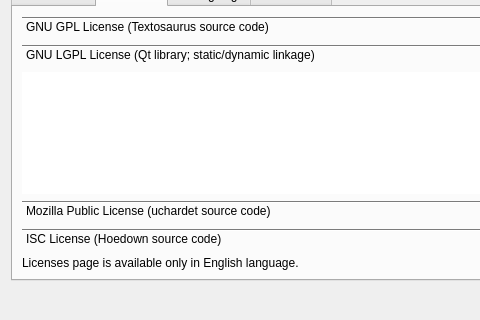
Qt form src/saurus/gui/dialogs/formabout.ui (martinrotter/textosaurus) before a commit; both pictures show x 0 to 480 and y 126 to 446 of the 727 by 446 pixel window.
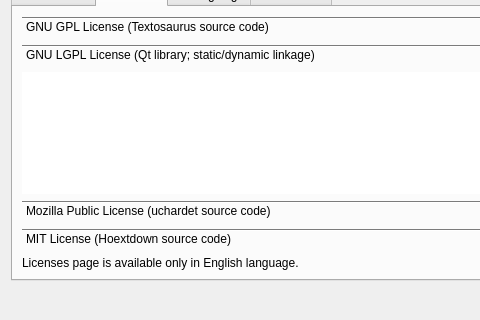
The same form after that commit. The open tabs and pages were chosen to show the change.

Commit message: use hoextdown instead of hoedown

```diff
--- a/src/saurus/gui/dialogs/formabout.ui
+++ b/src/saurus/gui/dialogs/formabout.ui
@@ -380,7 +380,7 @@
            </rect>
           </property>
           <attribute name="label">
-           <string>ISC License (Hoedown source code)</string>
+           <string>MIT License (Hoextdown source code)</string>
           </attribute>
           <layout class="QVBoxLayout" name="verticalLayout_6">
            <property name="leftMargin">
```
Left out of the diff: 10 changed lines with no effect on the pictures. The commit also changes 14 other files.
